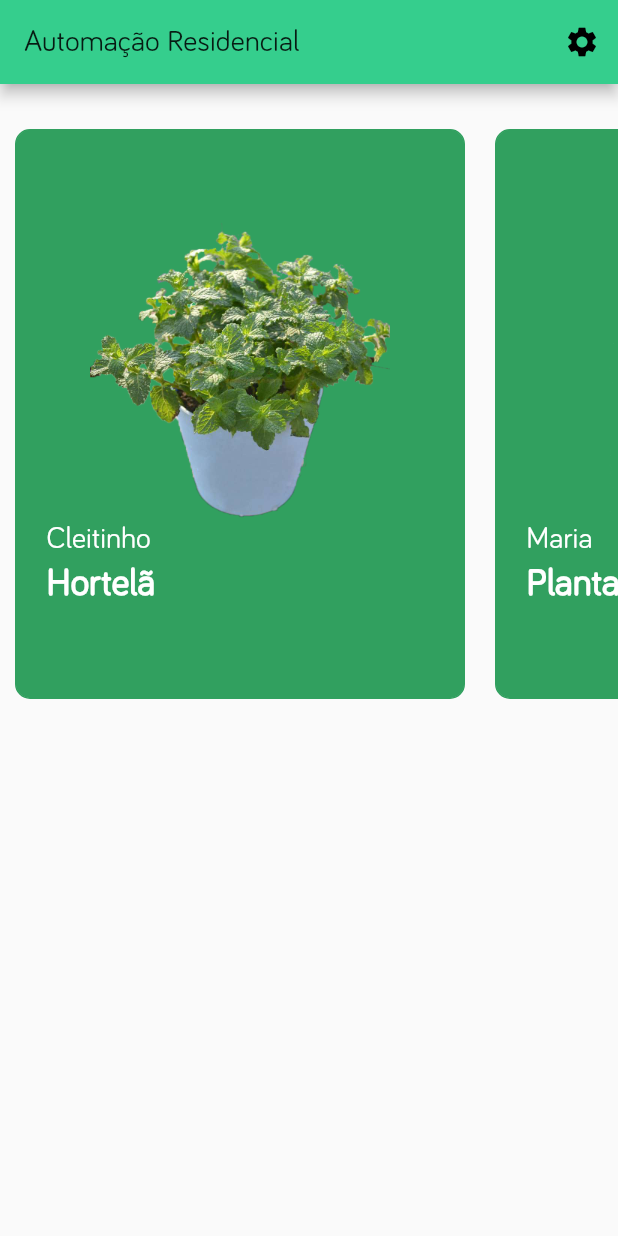
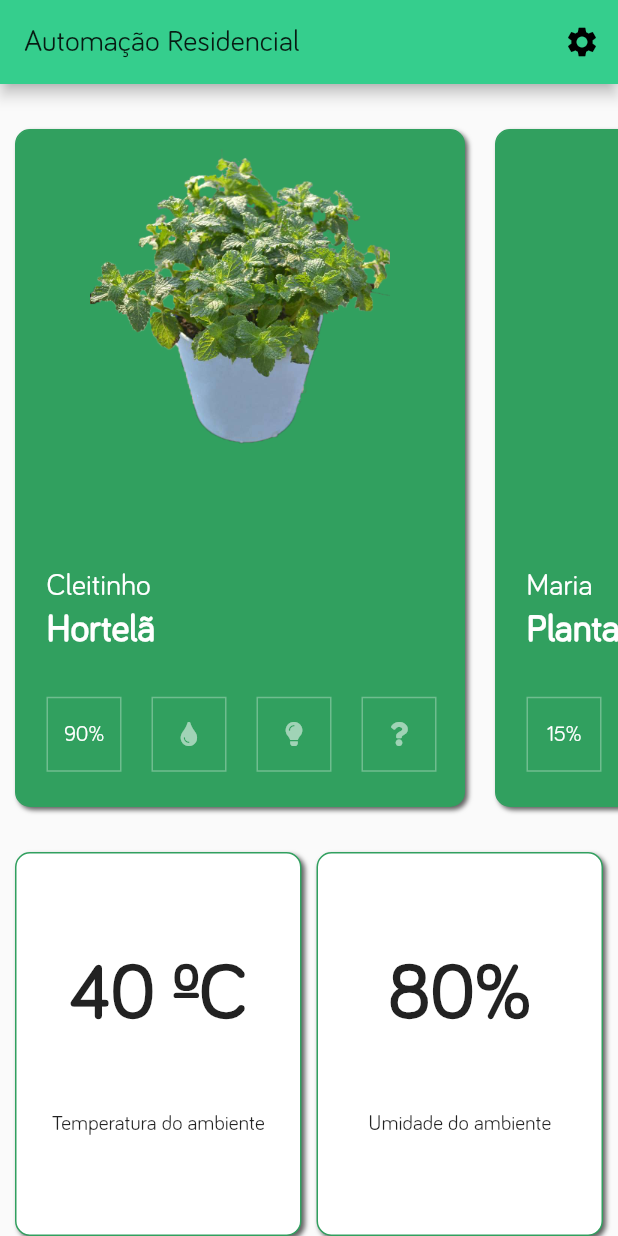
Before and after one commit to JMTheo/automacao-jardim-mobile, a Flutter app: the screen it shows after launch, on a phone screen of 412 x 824 dp. Run offline on Flutter 3.47's test engine with Material 2 defaults, Android fonts, the phone set to English and light mode, and no system bars; our stand-ins replace font_awesome_flutter.

Commit message:
Layout da home definida

```diff
--- /dev/null
+++ b/lib/components/bottom_card.dart
@@ -0,0 +1,44 @@
+import 'package:flutter/material.dart';
+import 'package:mobile_jardim/constants.dart';
+
+class BottomCard extends StatelessWidget {
+  BottomCard({this.titulo, this.valor});
+
+  final String valor;
+  final String titulo;
+  @override
+  Widget build(BuildContext context) {
+    return Expanded(
+      child: Container(
+        height: double.infinity,
+        decoration: BoxDecoration(
+          color: Colors.white,
+          boxShadow: [
+            BoxShadow(
+              color: Colors.grey[700],
+              blurRadius: 2.0,
+              spreadRadius: 0.0,
+              offset: Offset(2.0, 2.0), // shadow direction: bottom right
+            )
+          ],
+          border:
+              Border.all(color: Color(0xFF31A05F), style: BorderStyle.solid),
+          borderRadius: BorderRadius.circular(10),
+        ),
+        child: Column(
+          mainAxisAlignment: MainAxisAlignment.center,
+          children: [
+            Text(
+              this.valor,
+              style: kTemperaturTitle,
+            ),
+            SizedBox(
+              height: 50,
+            ),
+            Text(this.titulo)
+          ],
+        ),
+      ),
+    );
+  }
+}
--- a/lib/components/card_plant.dart
+++ b/lib/components/card_plant.dart
@@ -1,12 +1,33 @@
 import 'package:flutter/material.dart';
+import 'package:font_awesome_flutter/font_awesome_flutter.dart';
+
+import 'package:mobile_jardim/components/mini_card.dart';
 import 'package:mobile_jardim/constants.dart';
 
-class CardPlant extends StatelessWidget {
-  CardPlant({@required this.urlImg, this.apelidoPlanta, this.especiePlanta});
+class CardPlant extends StatefulWidget {
+  CardPlant(
+      {@required this.urlImg,
+      this.apelidoPlanta,
+      this.especiePlanta,
+      this.estadoLampada,
+      this.umidadeDoSolo});
 
   final String urlImg;
   final String apelidoPlanta;
   final String especiePlanta;
+  String umidadeDoSolo;
+  bool estadoLampada;
+
+  @override
+  _CardPlantState createState() => _CardPlantState();
+}
+
+class _CardPlantState extends State<CardPlant> {
+  _mudarLuz() {
+    return this.widget.estadoLampada
+        ? FontAwesomeIcons.solidLightbulb
+        : FontAwesomeIcons.lightbulb;
+  }
 
   @override
   Widget build(BuildContext context) {
@@ -14,9 +35,17 @@ class CardPlant extends StatelessWidget {
       margin: EdgeInsets.all(10.0),
       width: 300.0,
       decoration: BoxDecoration(
-        color: Color(0xFF31A05F),
-        border: Border.all(color: Color(0xFF31A05F), style: BorderStyle.solid),
+        color: kDefaultColorGreen,
+        border: Border.all(color: kDefaultColorGreen, style: BorderStyle.solid),
         borderRadius: BorderRadius.circular(10),
+        boxShadow: [
+          BoxShadow(
+            color: Colors.grey[700],
+            blurRadius: 2.0,
+            spreadRadius: 0.0,
+            offset: Offset(2.0, 2.0), // shadow direction: bottom right
+          )
+        ],
       ),
       child: Column(
         mainAxisAlignment: MainAxisAlignment.center,
@@ -24,31 +53,52 @@ class CardPlant extends StatelessWidget {
         children: [
           Center(
             child: Image.asset(
-              urlImg,
+              widget.urlImg,
               height: 200.0,
               width: 200.0,
             ),
           ),
+          SizedBox(height: 80.0),
           Padding(
             padding: const EdgeInsets.only(left: 20.0),
             child: Text(
-              apelidoPlanta,
+              widget.apelidoPlanta,
               style: kSubTitle,
             ),
           ),
           Padding(
             padding: const EdgeInsets.fromLTRB(20.0, 5, 0, 0),
             child: Text(
-              especiePlanta,
+              widget.especiePlanta,
               style: kHighTitle,
             ),
           ),
           Row(
             children: [
-              // TODO: Adionar os itens abaixo
-              // Dado sensor de umidade de solo
-              // Acionar manualmente a agua
-              // Desligar a luz do ambiente
+              SizedBox(
+                width: 10.0,
+              ),
+              MiniCard(
+                content: widget.umidadeDoSolo,
+              ), //Dado sensor de umidade de solo
+              MiniCard(
+                content: FontAwesomeIcons.tint,
+              ), //Acionar manualmente a agua
+              MiniCard(
+                content: _mudarLuz(),
+                onTap: () {
+                  print('luz');
+                  setState(() {
+                    this.widget.estadoLampada = !this.widget.estadoLampada;
+                  });
+                },
+              ), //Desligar a luz do ambiente
+              MiniCard(
+                content: FontAwesomeIcons.question,
+                onTap: () {
+                  print('Interrogação');
+                },
+              ), //Ir para página da planta
             ],
           )
         ],
--- /dev/null
+++ b/lib/components/mini_card.dart
@@ -0,0 +1,39 @@
+import 'package:flutter/material.dart';
+
+class MiniCard extends StatelessWidget {
+  MiniCard({@required this.content, this.onTap});
+
+  final dynamic content;
+  final Function onTap;
+
+  _mudarConteudo() {
+    if (this.content is String) {
+      return Center(
+        child: Text(
+          this.content,
+          style: TextStyle(color: Colors.white),
+        ),
+      );
+    }
+    return IconButton(
+      icon: Icon(
+        this.content,
+        color: Colors.white54,
+      ),
+      iconSize: 16.0,
+      onPressed: this.onTap
+    );
+  }
+
+  @override
+  Widget build(BuildContext context) {
+    return Container(
+        margin: EdgeInsets.fromLTRB(10, 30, 10, 10),
+        height: 50.0,
+        width: 50.0,
+        decoration: BoxDecoration(
+          border: Border.all(color: Colors.white30, style: BorderStyle.solid),
+        ),
+        child: _mudarConteudo());
+  }
+}
--- a/lib/constants.dart
+++ b/lib/constants.dart
@@ -2,7 +2,13 @@ import 'package:flutter/material.dart';
 
 final TextStyle kTitle = TextStyle(fontWeight: FontWeight.bold, fontSize: 40.0);
 
-final TextStyle kSubTitle = TextStyle(fontWeight: FontWeight.w200, color: Colors.white, fontSize: 20.0);
+final TextStyle kSubTitle =
+    TextStyle(fontWeight: FontWeight.w200, color: Colors.white, fontSize: 20.0);
 
 final TextStyle kHighTitle =
     TextStyle(fontWeight: FontWeight.bold, fontSize: 25.0, color: Colors.white);
+
+final TextStyle kTemperaturTitle =
+    TextStyle(fontWeight: FontWeight.bold, fontSize: 50.0);
+
+final Color kDefaultColorGreen = Color(0xFF31A05F);
--- a/lib/screens/home.dart
+++ b/lib/screens/home.dart
@@ -1,4 +1,5 @@
 import 'package:flutter/material.dart';
+import 'package:mobile_jardim/components/bottom_card.dart';
 import 'package:mobile_jardim/components/card_plant.dart';
 
 class Home extends StatefulWidget {
@@ -23,14 +24,61 @@ class _HomeState extends State<Home> {
         ],
       ),
       body: Container(
-        margin: EdgeInsets.symmetric(vertical: 20.0),
-        height: 400.0,
-        child: ListView(
-          scrollDirection: Axis.horizontal,
-          children: <Widget>[
-            CardPlant(urlImg: 'assets/img/hortela.png', apelidoPlanta: 'Cleitinho', especiePlanta: 'Hortelã',),
-            CardPlant(urlImg: 'assets/img/planta-carnivora.png', apelidoPlanta: 'Maria', especiePlanta: 'Planta Carnívora',),
-            CardPlant(urlImg: 'assets/img/tomate.png', apelidoPlanta: 'Matilda', especiePlanta: 'Tomate',),
+        child: Column(
+          children: [
+            Expanded(
+              flex: 4,
+              child: Container(
+                margin: EdgeInsets.symmetric(vertical: 20.0),
+                child: ListView(
+                  scrollDirection: Axis.horizontal,
+                  children: <Widget>[
+                    CardPlant(
+                      urlImg: 'assets/img/hortela.png',
+                      apelidoPlanta: 'Cleitinho',
+                      especiePlanta: 'Hortelã',
+                      estadoLampada: true,
+                      umidadeDoSolo: '90%',
+                    ),
+                    CardPlant(
+                      urlImg: 'assets/img/planta-carnivora.png',
+                      apelidoPlanta: 'Maria',
+                      especiePlanta: 'Planta Carnívora',
+                      estadoLampada: false,
+                      umidadeDoSolo: '15%',
+
+                    ),
+                    CardPlant(
+                      urlImg: 'assets/img/tomate.png',
+                      apelidoPlanta: 'Matilda',
+                      especiePlanta: 'Tomate',
+                      estadoLampada: true,
+                      umidadeDoSolo: '50%',
+
+                    ),
+                  ],
+                ),
+              ),
+            ),
+            Expanded(
+              flex: 2,
+              child: Container(
+                margin: EdgeInsets.fromLTRB(10.0, 0, 10.0, 0),
+                child: Row(
+                  children: [
+                    BottomCard(
+                      titulo: 'Temperatura do ambiente',
+                      valor: '40 ºC',
+                    ),
+                    SizedBox(width: 10),
+                    BottomCard(
+                      titulo: 'Umidade do ambiente',
+                      valor: '80%',
+                    ),
+                  ],
+                ),
+              ),
+            ),
           ],
         ),
       ),
--- a/pubspec.yaml
+++ b/pubspec.yaml
@@ -26,6 +26,7 @@ dependencies:
 
   # The following adds the Cupertino Icons font to your application.
   # Use with the CupertinoIcons class for iOS style icons.
+  font_awesome_flutter: ^8.10.0
   cupertino_icons: ^1.0.0
 
 dev_dependencies:
```
Also changed, not shown: pubspec.lock, 1 other file.
